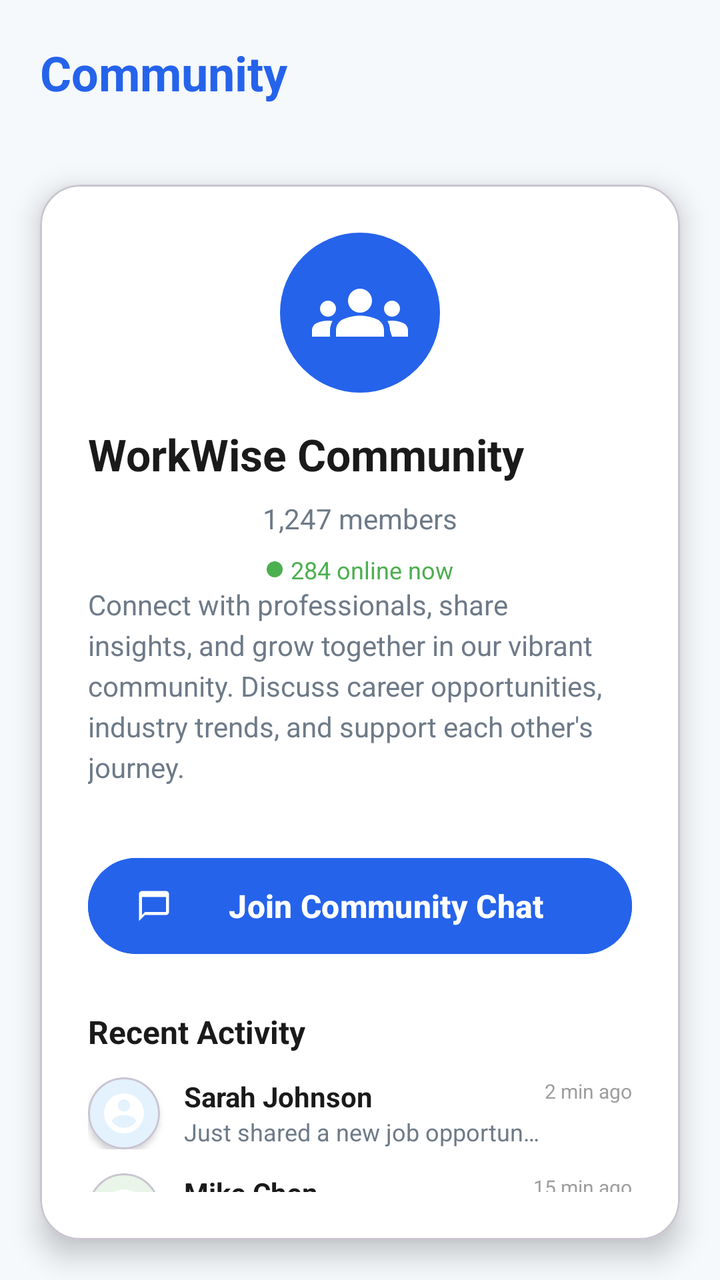
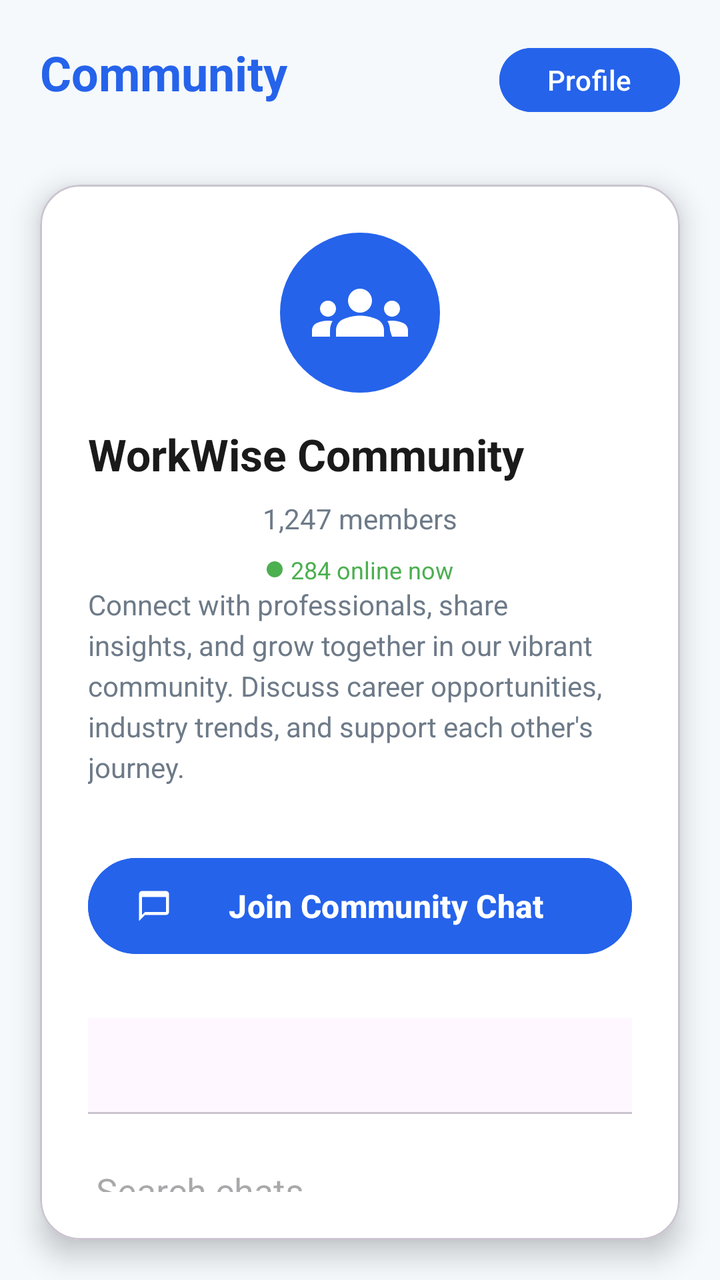

An Android layout rendered at two revisions. The XML below is the earlier revision; the diff shows what the commit changed to produce the second picture.
<!-- AndroidManifest.xml: application theme Theme.WorkWiseSA -->
<!-- res/layout/community.xml -->
<?xml version="1.0" encoding="utf-8"?>
<androidx.constraintlayout.widget.ConstraintLayout
    xmlns:android="http://schemas.android.com/apk/res/android"
    xmlns:app="http://schemas.android.com/apk/res-auto"
    xmlns:tools="http://schemas.android.com/tools"
    android:layout_width="match_parent"
    android:layout_height="match_parent"
    android:background="#F5F9FC">

    
    <TextView
        android:id="@+id/pageTitle"
        android:layout_width="0dp"
        android:layout_height="wrap_content"
        android:text="Community"
        android:textSize="24sp"
        android:textStyle="bold"
        android:textColor="@color/colorPrimary"
        android:textAlignment="center"
        android:padding="20dp"
        app:layout_constraintTop_toTopOf="parent"
        app:layout_constraintStart_toStartOf="parent"
        app:layout_constraintEnd_toEndOf="parent" />

    
    <com.google.android.material.card.MaterialCardView
        android:id="@+id/mainGroupChat"
        android:layout_width="0dp"
        android:layout_height="0dp"
        android:layout_marginStart="20dp"
        android:layout_marginEnd="20dp"
        android:layout_marginTop="20dp"
        android:layout_marginBottom="20dp"
        android:backgroundTint="#FFFFFF"
        app:cardCornerRadius="20dp"
        app:cardElevation="8dp"
        app:layout_constraintTop_toBottomOf="@id/pageTitle"
        app:layout_constraintBottom_toBottomOf="parent"
        app:layout_constraintStart_toStartOf="parent"
        app:layout_constraintEnd_toEndOf="parent">

        <androidx.constraintlayout.widget.ConstraintLayout
            android:layout_width="match_parent"
            android:layout_height="match_parent"
            android:padding="24dp">

            
            <ImageView
                android:id="@+id/groupIcon"
                android:layout_width="80dp"
                android:layout_height="80dp"
                android:src="@drawable/outline_groups_24"
                android:background="@drawable/circle_background_primary"
                android:padding="16dp"
                app:tint="#FFFFFF"
                app:layout_constraintTop_toTopOf="parent"
                app:layout_constraintStart_toStartOf="parent"
                app:layout_constraintEnd_toEndOf="parent"
                tools:ignore="ContentDescription" />

            
            <TextView
                android:id="@+id/groupName"
                android:layout_width="0dp"
                android:layout_height="wrap_content"
                android:text="WorkWise Community"
                android:textSize="22sp"
                android:textStyle="bold"
                android:textColor="#1A1A1A"
                android:textAlignment="center"
                android:layout_marginTop="16dp"
                app:layout_constraintTop_toBottomOf="@id/groupIcon"
                app:layout_constraintStart_toStartOf="parent"
                app:layout_constraintEnd_toEndOf="parent" />

            
            <TextView
                android:id="@+id/memberCount"
                android:layout_width="wrap_content"
                android:layout_height="wrap_content"
                android:text="1,247 members"
                android:textSize="14sp"
                android:textColor="#6D7A88"
                android:layout_marginTop="8dp"
                app:layout_constraintTop_toBottomOf="@id/groupName"
                app:layout_constraintStart_toStartOf="parent"
                app:layout_constraintEnd_toEndOf="parent" />

            
            <LinearLayout
                android:layout_width="wrap_content"
                android:layout_height="wrap_content"
                android:orientation="horizontal"
                android:gravity="center_vertical"
                android:layout_marginTop="8dp"
                app:layout_constraintTop_toBottomOf="@id/memberCount"
                app:layout_constraintStart_toStartOf="parent"
                app:layout_constraintEnd_toEndOf="parent">

                <View
                    android:layout_width="8dp"
                    android:layout_height="8dp"
                    android:background="@drawable/status_online"
                    android:layout_marginEnd="4dp" />

                <TextView
                    android:layout_width="wrap_content"
                    android:layout_height="wrap_content"
                    android:text="284 online now"
                    android:textSize="12sp"
                    android:textColor="#4CAF50" />
            </LinearLayout>

            
            <TextView
                android:id="@+id/groupDescription"
                android:layout_width="0dp"
                android:layout_height="wrap_content"
                android:text="Connect with professionals, share insights, and grow together in our vibrant community. Discuss career opportunities, industry trends, and support each other's journey."
                android:textSize="14sp"
                android:textColor="#6D7A88"
                android:textAlignment="center"
                android:lineSpacingExtra="4dp"
                android:layout_marginTop="24dp"
                app:layout_constraintTop_toBottomOf="@id/memberCount"
                app:layout_constraintStart_toStartOf="parent"
                app:layout_constraintEnd_toEndOf="parent" />

            
            <com.google.android.material.button.MaterialButton
                android:id="@+id/joinChatButton"
                android:layout_width="0dp"
                android:layout_height="56dp"
                android:text="Join Community Chat"
                android:textSize="16sp"
                android:textStyle="bold"
                android:backgroundTint="@color/colorPrimary"
                app:cornerRadius="28dp"
                app:icon="@drawable/outline_chat_24"
                app:iconTint="@android:color/white"
                android:layout_marginTop="32dp"
                app:layout_constraintTop_toBottomOf="@id/groupDescription"
                app:layout_constraintStart_toStartOf="parent"
                app:layout_constraintEnd_toEndOf="parent" />

            
            <LinearLayout
                android:layout_width="0dp"
                android:layout_height="wrap_content"
                android:orientation="vertical"
                android:layout_marginTop="24dp"
                app:layout_constraintTop_toBottomOf="@id/joinChatButton"
                app:layout_constraintStart_toStartOf="parent"
                app:layout_constraintEnd_toEndOf="parent">

                <TextView
                    android:layout_width="wrap_content"
                    android:layout_height="wrap_content"
                    android:text="Recent Activity"
                    android:textSize="16sp"
                    android:textStyle="bold"
                    android:textColor="#1A1A1A"
                    android:layout_marginBottom="12dp" />

                
                <LinearLayout
                    android:layout_width="match_parent"
                    android:layout_height="wrap_content"
                    android:orientation="horizontal"
                    android:layout_marginBottom="12dp">

                    <com.google.android.material.card.MaterialCardView
                        android:layout_width="36dp"
                        android:layout_height="36dp"
                        app:cardCornerRadius="18dp"
                        app:cardElevation="2dp">

                        <ImageView
                            android:layout_width="match_parent"
                            android:layout_height="match_parent"
                            android:src="@drawable/outline_account_circle_24"
                            android:background="#E3F2FD"
                            android:padding="6dp"
                            tools:ignore="ContentDescription" />
                    </com.google.android.material.card.MaterialCardView>

                    <LinearLayout
                        android:layout_width="0dp"
                        android:layout_height="wrap_content"
                        android:layout_weight="1"
                        android:orientation="vertical"
                        android:layout_marginStart="12dp">

                        <TextView
                            android:layout_width="wrap_content"
                            android:layout_height="wrap_content"
                            android:text="Sarah Johnson"
                            android:textSize="14sp"
                            android:textStyle="bold"
                            android:textColor="#1A1A1A" />

                        <TextView
                            android:layout_width="wrap_content"
                            android:layout_height="wrap_content"
                            android:text="Just shared a new job opportunity at TechCorp..."
                            android:textSize="12sp"
                            android:textColor="#6D7A88"
                            android:maxLines="1"
                            android:ellipsize="end" />
                    </LinearLayout>

                    <TextView
                        android:layout_width="wrap_content"
                        android:layout_height="wrap_content"
                        android:text="2 min ago"
                        android:textSize="10sp"
                        android:textColor="#9E9E9E" />
                </LinearLayout>

                
                <LinearLayout
                    android:layout_width="match_parent"
                    android:layout_height="wrap_content"
                    android:orientation="horizontal"
                    android:layout_marginBottom="12dp">

                    <com.google.android.material.card.MaterialCardView
                        android:layout_width="36dp"
                        android:layout_height="36dp"
                        app:cardCornerRadius="18dp"
                        app:cardElevation="2dp">

                        <ImageView
                            android:layout_width="match_parent"
                            android:layout_height="match_parent"
                            android:src="@drawable/outline_account_circle_24"
                            android:background="#E8F5E8"
                            android:padding="6dp"
                            tools:ignore="ContentDescription" />
                    </com.google.android.material.card.MaterialCardView>

                    <LinearLayout
                        android:layout_width="0dp"
                        android:layout_height="wrap_content"
                        android:layout_weight="1"
                        android:orientation="vertical"
                        android:layout_marginStart="12dp">

                        <TextView
                            android:layout_width="wrap_content"
                            android:layout_height="wrap_content"
                            android:text="Mike Chen"
                            android:textSize="14sp"
                            android:textStyle="bold"
                            android:textColor="#1A1A1A" />

                        <TextView
                            android:layout_width="wrap_content"
                            android:layout_height="wrap_content"
                            android:text="Does anyone have experience with remote interviews?"
                            android:textSize="12sp"
                            android:textColor="#6D7A88"
                            android:maxLines="1"
                            android:ellipsize="end" />
                    </LinearLayout>

                    <TextView
                        android:layout_width="wrap_content"
                        android:layout_height="wrap_content"
                        android:text="15 min ago"
                        android:textSize="10sp"
                        android:textColor="#9E9E9E" />
                </LinearLayout>

            </LinearLayout>

        </androidx.constraintlayout.widget.ConstraintLayout>

    </com.google.android.material.card.MaterialCardView>

</androidx.constraintlayout.widget.ConstraintLayout>
<!-- resources referenced by this layout -->
<resources>
  <color name="colorPrimary">#2563EB</color>
  <!-- drawable circle_background_primary (drawable) -->
  <?xml version="1.0" encoding="utf-8"?>
  <shape xmlns:android="http://schemas.android.com/apk/res/android">
      <solid android:color="@color/colorPrimary" />
      <corners android:radius="40dp" />
  </shape>
  <!-- drawable outline_account_circle_24 (drawable) -->
  <vector xmlns:android="http://schemas.android.com/apk/res/android"
      android:width="24dp"
      android:height="24dp"
      android:viewportWidth="24"
      android:viewportHeight="24">
      <path
          android:fillColor="@android:color/white"
          android:pathData="M12,2C6.48,2 2,6.48 2,12s4.48,10 10,10 10,-4.48 10,-10S17.52,2 12,2zM12,5c1.66,0 3,1.34 3,3s-1.34,3 -3,3 -3,-1.34 -3,-3 1.34,-3 3,-3zM12,19.2c-2.5,0 -4.71,-1.28 -6,-3.22 0.03,-1.99 4,-3.08 6,-3.08 1.99,0 5.97,1.09 6,3.08 -1.29,1.94 -3.5,3.22 -6,3.22z"/>
  </vector>
  <!-- drawable outline_chat_24 (drawable) -->
  <vector xmlns:android="http://schemas.android.com/apk/res/android"
      android:width="24dp"
      android:height="24dp"
      android:viewportWidth="24"
      android:viewportHeight="24">
      <path
          android:fillColor="@android:color/white"
          android:pathData="M20,2L4,2c-1.1,0 -2,0.9 -2,2v18l4,-4h14c1.1,0 2,-0.9 2,-2L22,4c0,-1.1 -0.9,-2 -2,-2zM20,16L6,16l-2,2L4,6h16v10z"/>
  </vector>
  <!-- drawable outline_groups_24 (drawable) -->
  <vector xmlns:android="http://schemas.android.com/apk/res/android"
      android:width="24dp"
      android:height="24dp"
      android:viewportWidth="24"
      android:viewportHeight="24">
      <path
          android:fillColor="@android:color/white"
          android:pathData="M12,12.75c1.63,0 3.07,0.39 4.24,0.9 1.08,0.48 1.76,1.56 1.76,2.73L18,18L6,18l0,-1.61c0,-1.18 0.68,-2.26 1.76,-2.73 1.17,-0.52 2.61,-0.91 4.24,-0.91zM4,13c1.1,0 2,-0.9 2,-2 0,-1.1 -0.9,-2 -2,-2s-2,0.9 -2,2c0,1.1 0.9,2 2,2zM5.13,14.1C4.76,14.04 4.39,14 4,14c-0.99,0 -1.93,0.21 -2.78,0.58C0.48,14.9 0,15.62 0,16.43L0,18l4.5,0v-1.61c0,-0.83 0.23,-1.61 0.63,-2.29zM20,13c1.1,0 2,-0.9 2,-2 0,-1.1 -0.9,-2 -2,-2s-2,0.9 -2,2c0,1.1 0.9,2 2,2zM24,16.43c0,-0.81 -0.48,-1.53 -1.22,-1.85 -0.85,-0.37 -1.79,-0.58 -2.78,-0.58 -0.39,0 -0.76,0.04 -1.13,0.1 0.4,0.68 0.63,1.46 0.63,2.29L20,18l4.5,0L24,16.43zM12,6c1.66,0 3,1.34 3,3s-1.34,3 -3,3 -3,-1.34 -3,-3 1.34,-3 3,-3z"/>
  </vector>
  <!-- drawable status_online (drawable) -->
  <?xml version="1.0" encoding="utf-8"?>
  <shape xmlns:android="http://schemas.android.com/apk/res/android">
      <solid android:color="#4CAF50" />
      <corners android:radius="4dp" />
  </shape>
  <style name="Theme.WorkWiseSA" parent="Theme.Material3.Light.NoActionBar">
          <item name="colorPrimary">@color/colorPrimary</item>
          <item name="colorOnPrimary">@color/colorOnPrimary</item>
          <item name="colorSecondary">@color/colorSecondary</item>
          <item name="android:statusBarColor">@color/colorPrimary</item>
          <item name="android:navigationBarColor">@color/colorPrimary</item>
  
          
          <item name="textInputStyle">@style/Widget.WorkWise.TextInputLayout</item>
      </style>
  <color name="colorOnPrimary">#FFFFFF</color>
  <color name="colorSecondary">#0EA5E9</color>
  <style name="Widget.WorkWise.TextInputLayout" parent="Widget.Material3.TextInputLayout.OutlinedBox">
          <item name="boxBackgroundColor">@color/colorSurface</item>
          <item name="boxCornerRadiusTopStart">14dp</item>
          <item name="boxCornerRadiusTopEnd">14dp</item>
          <item name="boxCornerRadiusBottomStart">14dp</item>
          <item name="boxCornerRadiusBottomEnd">14dp</item>
      </style>
  <color name="colorSurface">#FFFFFF</color>
</resources>

<!-- the commit's change to res/layout/community.xml (unified diff, before → after) -->
@@ -21,6 +21,20 @@
         app:layout_constraintTop_toTopOf="parent"
         app:layout_constraintStart_toStartOf="parent"
         app:layout_constraintEnd_toEndOf="parent" />
+
+    
+    <com.google.android.material.button.MaterialButton
+        android:id="@+id/profileButton"
+        android:layout_width="wrap_content"
+        android:layout_height="40dp"
+        android:text="Profile"
+        android:textSize="14sp"
+        android:backgroundTint="@color/colorPrimary"
+        android:textColor="@android:color/white"
+        app:layout_constraintTop_toTopOf="parent"
+        app:layout_constraintEnd_toEndOf="parent"
+        android:layout_marginTop="20dp"
+        android:layout_marginEnd="20dp" />
 
     
     <com.google.android.material.card.MaterialCardView
@@ -44,7 +58,6 @@
             android:layout_height="match_parent"
             android:padding="24dp">
 
-            
             <ImageView
                 android:id="@+id/groupIcon"
                 android:layout_width="80dp"
@@ -58,7 +71,6 @@
                 app:layout_constraintEnd_toEndOf="parent"
                 tools:ignore="ContentDescription" />
 
-            
             <TextView
                 android:id="@+id/groupName"
                 android:layout_width="0dp"
@@ -73,7 +85,6 @@
                 app:layout_constraintStart_toStartOf="parent"
                 app:layout_constraintEnd_toEndOf="parent" />
 
-            
             <TextView
                 android:id="@+id/memberCount"
                 android:layout_width="wrap_content"
@@ -86,7 +97,6 @@
                 app:layout_constraintStart_toStartOf="parent"
                 app:layout_constraintEnd_toEndOf="parent" />
 
-            
             <LinearLayout
                 android:layout_width="wrap_content"
                 android:layout_height="wrap_content"
@@ -111,7 +121,6 @@
                     android:textColor="#4CAF50" />
             </LinearLayout>
 
-            
             <TextView
                 android:id="@+id/groupDescription"
                 android:layout_width="0dp"
@@ -126,7 +135,6 @@
                 app:layout_constraintStart_toStartOf="parent"
                 app:layout_constraintEnd_toEndOf="parent" />
 
-            
             <com.google.android.material.button.MaterialButton
                 android:id="@+id/joinChatButton"
                 android:layout_width="0dp"
@@ -144,135 +152,72 @@
                 app:layout_constraintEnd_toEndOf="parent" />
 
             
-            <LinearLayout
-                android:layout_width="0dp"
-                android:layout_height="wrap_content"
-                android:orientation="vertical"
-                android:layout_marginTop="24dp"
+            <com.google.android.material.tabs.TabLayout
+                android:id="@+id/tabLayout"
+                android:layout_width="0dp"
+                android:layout_height="wrap_content"
+                android:layout_marginTop="28dp"
                 app:layout_constraintTop_toBottomOf="@id/joinChatButton"
                 app:layout_constraintStart_toStartOf="parent"
-                app:layout_constraintEnd_toEndOf="parent">
-
-                <TextView
-                    android:layout_width="wrap_content"
-                    android:layout_height="wrap_content"
-                    android:text="Recent Activity"
-                    android:textSize="16sp"
-                    android:textStyle="bold"
-                    android:textColor="#1A1A1A"
-                    android:layout_marginBottom="12dp" />
-
-                
-                <LinearLayout
-                    android:layout_width="match_parent"
-                    android:layout_height="wrap_content"
-                    android:orientation="horizontal"
-                    android:layout_marginBottom="12dp">
-
-                    <com.google.android.material.card.MaterialCardView
-                        android:layout_width="36dp"
-                        android:layout_height="36dp"
-                        app:cardCornerRadius="18dp"
-                        app:cardElevation="2dp">
-
-                        <ImageView
-                            android:layout_width="match_parent"
-                            android:layout_height="match_parent"
-                            android:src="@drawable/outline_account_circle_24"
-                            android:background="#E3F2FD"
-                            android:padding="6dp"
-                            tools:ignore="ContentDescription" />
-                    </com.google.android.material.card.MaterialCardView>
-
-                    <LinearLayout
-                        android:layout_width="0dp"
-                        android:layout_height="wrap_content"
-                        android:layout_weight="1"
-                        android:orientation="vertical"
-                        android:layout_marginStart="12dp">
-
-                        <TextView
-                            android:layout_width="wrap_content"
-                            android:layout_height="wrap_content"
-                            android:text="Sarah Johnson"
-                            android:textSize="14sp"
-                            android:textStyle="bold"
-                            android:textColor="#1A1A1A" />
-
-                        <TextView
-                            android:layout_width="wrap_content"
-                            android:layout_height="wrap_content"
-                            android:text="Just shared a new job opportunity at TechCorp..."
-                            android:textSize="12sp"
-                            android:textColor="#6D7A88"
-                            android:maxLines="1"
-                            android:ellipsize="end" />
-                    </LinearLayout>
-
-                    <TextView
-                        android:layout_width="wrap_content"
-                        android:layout_height="wrap_content"
-                        android:text="2 min ago"
-                        android:textSize="10sp"
-                        android:textColor="#9E9E9E" />
-                </LinearLayout>
-
-                
-                <LinearLayout
-                    android:layout_width="match_parent"
-                    android:layout_height="wrap_content"
-                    android:orientation="horizontal"
-                    android:layout_marginBottom="12dp">
-
-                    <com.google.android.material.card.MaterialCardView
-                        android:layout_width="36dp"
-                        android:layout_height="36dp"
-                        app:cardCornerRadius="18dp"
-                        app:cardElevation="2dp">
-
-                        <ImageView
-                            android:layout_width="match_parent"
-                            android:layout_height="match_parent"
-                            android:src="@drawable/outline_account_circle_24"
-                            android:background="#E8F5E8"
-                            android:padding="6dp"
-                            tools:ignore="ContentDescription" />
-                    </com.google.android.material.card.MaterialCardView>
-
-                    <LinearLayout
-                        android:layout_width="0dp"
-                        android:layout_height="wrap_content"
-                        android:layout_weight="1"
-                        android:orientation="vertical"
-                        android:layout_marginStart="12dp">
-
-                        <TextView
-                            android:layout_width="wrap_content"
-                            android:layout_height="wrap_content"
-                            android:text="Mike Chen"
-                            android:textSize="14sp"
-                            android:textStyle="bold"
-                            android:textColor="#1A1A1A" />
-
-                        <TextView
-                            android:layout_width="wrap_content"
-                            android:layout_height="wrap_content"
-                            android:text="Does anyone have experience with remote interviews?"
-                            android:textSize="12sp"
-                            android:textColor="#6D7A88"
-                            android:maxLines="1"
-                            android:ellipsize="end" />
-                    </LinearLayout>
-
-                    <TextView
-                        android:layout_width="wrap_content"
-                        android:layout_height="wrap_content"
-                        android:text="15 min ago"
-                        android:textSize="10sp"
-                        android:textColor="#9E9E9E" />
-                </LinearLayout>
-
-            </LinearLayout>
+                app:layout_constraintEnd_toEndOf="parent" />
+
+            <EditText
+                android:id="@+id/searchInput"
+                android:layout_width="0dp"
+                android:layout_height="wrap_content"
+                android:hint="Search chats"
+                android:layout_marginTop="16dp"
+                app:layout_constraintTop_toBottomOf="@id/tabLayout"
+                app:layout_constraintStart_toStartOf="parent"
+                app:layout_constraintEnd_toEndOf="parent" />
+
+            
+            <com.google.android.material.card.MaterialCardView
+                android:id="@+id/chatItem1"
+                android:layout_width="0dp"
+                android:layout_height="72dp"
+                android:layout_marginTop="20dp"
+                android:backgroundTint="#FFFFFF"
+                app:cardCornerRadius="16dp"
+                app:cardElevation="4dp"
+                app:layout_constraintTop_toBottomOf="@id/searchInput"
+                app:layout_constraintStart_toStartOf="parent"
+                app:layout_constraintEnd_toEndOf="parent" />
+
+            <com.google.android.material.card.MaterialCardView
+                android:id="@+id/chatItem2"
+                android:layout_width="0dp"
+                android:layout_height="72dp"
+                android:layout_marginTop="12dp"
+                android:backgroundTint="#FFFFFF"
+                app:cardCornerRadius="16dp"
+                app:cardElevation="4dp"
+                app:layout_constraintTop_toBottomOf="@id/chatItem1"
+                app:layout_constraintStart_toStartOf="parent"
+                app:layout_constraintEnd_toEndOf="parent" />
+
+            <com.google.android.material.card.MaterialCardView
+                android:id="@+id/chatItem3"
+                android:layout_width="0dp"
+                android:layout_height="72dp"
+                android:layout_marginTop="12dp"
+                android:backgroundTint="#FFFFFF"
+                app:cardCornerRadius="16dp"
+                app:cardElevation="4dp"
+                app:layout_constraintTop_toBottomOf="@id/chatItem2"
+                app:layout_constraintStart_toStartOf="parent"
+                app:layout_constraintEnd_toEndOf="parent" />
+
+            <com.google.android.material.button.MaterialButton
+                android:id="@+id/menuButton"
+                android:layout_width="wrap_content"
+                android:layout_height="48dp"
+                android:text="Menu"
+                android:layout_marginTop="20dp"
+                android:backgroundTint="@color/colorPrimary"
+                android:textColor="@android:color/white"
+                app:layout_constraintTop_toBottomOf="@id/chatItem3"
+                app:layout_constraintStart_toStartOf="parent" />
 
         </androidx.constraintlayout.widget.ConstraintLayout>
 
<!-- resource entries referenced after the edit -->
@@ -7,16 +7,6 @@
       <solid android:color="@color/colorPrimary" />
       <corners android:radius="40dp" />
   </shape>
-  <!-- drawable outline_account_circle_24 (drawable) -->
-  <vector xmlns:android="http://schemas.android.com/apk/res/android"
-      android:width="24dp"
-      android:height="24dp"
-      android:viewportWidth="24"
-      android:viewportHeight="24">
-      <path
-          android:fillColor="@android:color/white"
-          android:pathData="M12,2C6.48,2 2,6.48 2,12s4.48,10 10,10 10,-4.48 10,-10S17.52,2 12,2zM12,5c1.66,0 3,1.34 3,3s-1.34,3 -3,3 -3,-1.34 -3,-3 1.34,-3 3,-3zM12,19.2c-2.5,0 -4.71,-1.28 -6,-3.22 0.03,-1.99 4,-3.08 6,-3.08 1.99,0 5.97,1.09 6,3.08 -1.29,1.94 -3.5,3.22 -6,3.22z"/>
-  </vector>
   <!-- drawable outline_chat_24 (drawable) -->
   <vector xmlns:android="http://schemas.android.com/apk/res/android"
       android:width="24dp"
